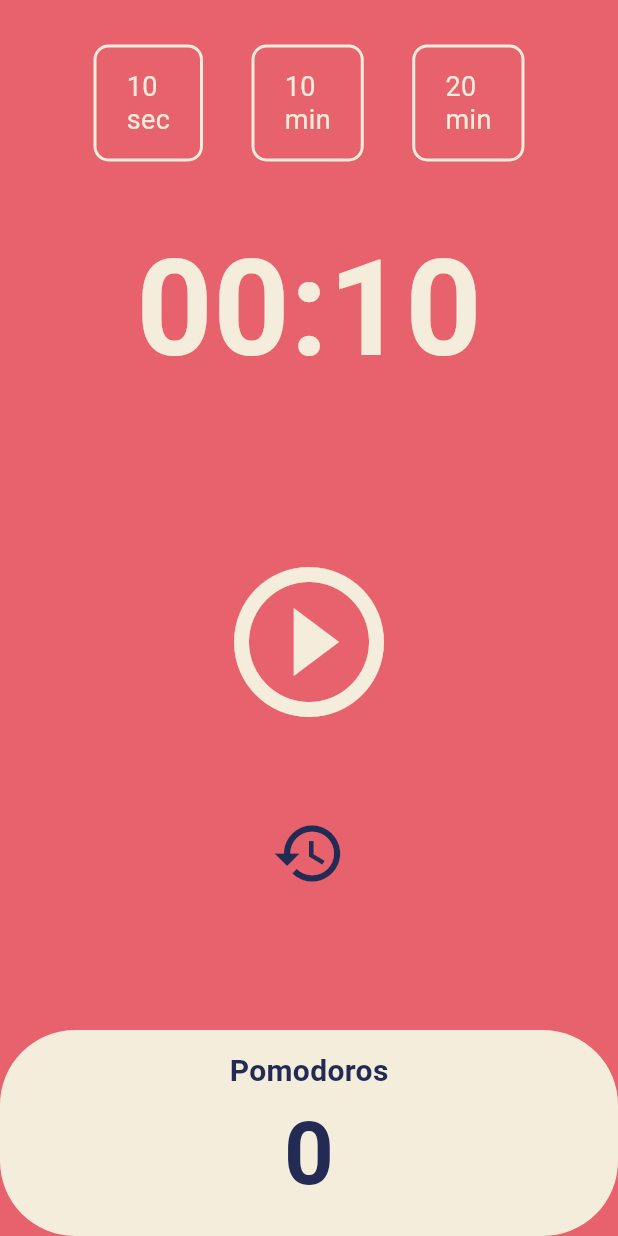
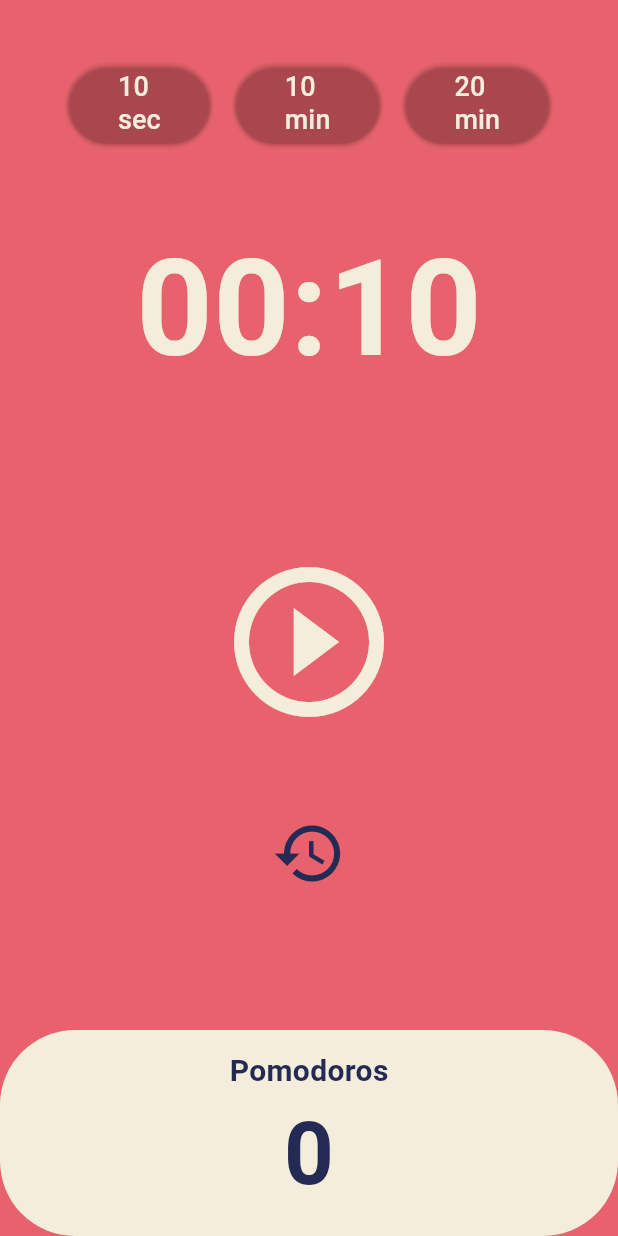
Before and after one commit to alwayz0121/timer-pomodoro, a Flutter app: the screen it shows after launch, on a phone screen of 412 x 824 dp. Run offline on Flutter 3.47's test engine with Material 3 defaults, Android fonts, the phone set to English and light mode, and no system bars.

Commit message:
Feat: 타이머 설정 기능

```diff
--- a/lib/screens/home_screen.dart
+++ b/lib/screens/home_screen.dart
@@ -12,10 +12,12 @@ class HomeScreen extends StatefulWidget {
 
 class _HomeScreenState extends State<HomeScreen> {
   // 시작 시간 초기화
-  static const pomodoroSetTimes = 10;
+  static int pomodoroSetTimes = 10;
   int totalSeconds = pomodoroSetTimes;
   bool isRunning = false;
   int totalPomodoros = 0;
+
+  late int newTimes;
 
   // 버튼 누를 때 동작. 그 전까지는 late 처리해서 나중에 초기화
   late Timer timer;
@@ -58,6 +60,13 @@ class _HomeScreenState extends State<HomeScreen> {
     timer.cancel();
   }
 
+  void onTimerClick(newTimes) {
+    setState(() {
+      totalSeconds = newTimes;
+      pomodoroSetTimes = newTimes;
+    });
+  }
+
   //date format
   String format(int seconds) {
     var duration = Duration(seconds: seconds);
@@ -79,9 +88,18 @@ class _HomeScreenState extends State<HomeScreen> {
                 child: Row(
                     mainAxisAlignment: MainAxisAlignment.spaceEvenly,
                     children: [
-                      TimerSelector(time: '10\nsec'),
-                      TimerSelector(time: '10\nmin'),
-                      TimerSelector(time: '20\nmin'),
+                      TimerSelector(
+                        time: '10\nsec',
+                        onTimerClick: () => onTimerClick(10),
+                      ),
+                      TimerSelector(
+                        time: '10\nmin',
+                        onTimerClick: () => onTimerClick(60 * 10),
+                      ),
+                      TimerSelector(
+                        time: '20\nmin',
+                        onTimerClick: () => onTimerClick(60 * 20),
+                      ),
                     ]),
               )),
           Flexible(
--- a/lib/widgets/timer_selector.dart
+++ b/lib/widgets/timer_selector.dart
@@ -2,17 +2,23 @@ import 'package:flutter/material.dart';
 
 class TimerSelector extends StatelessWidget {
   final String time;
+  final void Function() onTimerClick;
 
-  const TimerSelector({super.key, required this.time});
+  const TimerSelector({
+    super.key,
+    required this.time,
+    required this.onTimerClick,
+  });
 
   @override
   Widget build(BuildContext context) {
-    return Container(
-      decoration: BoxDecoration(
-          borderRadius: BorderRadius.circular(10),
-          border: Border.all(color: Theme.of(context).cardColor, width: 2)),
+    return ElevatedButton(
+      onPressed: onTimerClick,
+      style: ElevatedButton.styleFrom(
+          backgroundColor: Colors.transparent,
+          foregroundColor: Theme.of(context).textTheme.headlineLarge!.color),
       child: Padding(
-        padding: const EdgeInsets.symmetric(vertical: 15, horizontal: 20),
+        padding: const EdgeInsets.symmetric(vertical: 5, horizontal: 10),
         child: Text(
           time,
           style: TextStyle(
```
